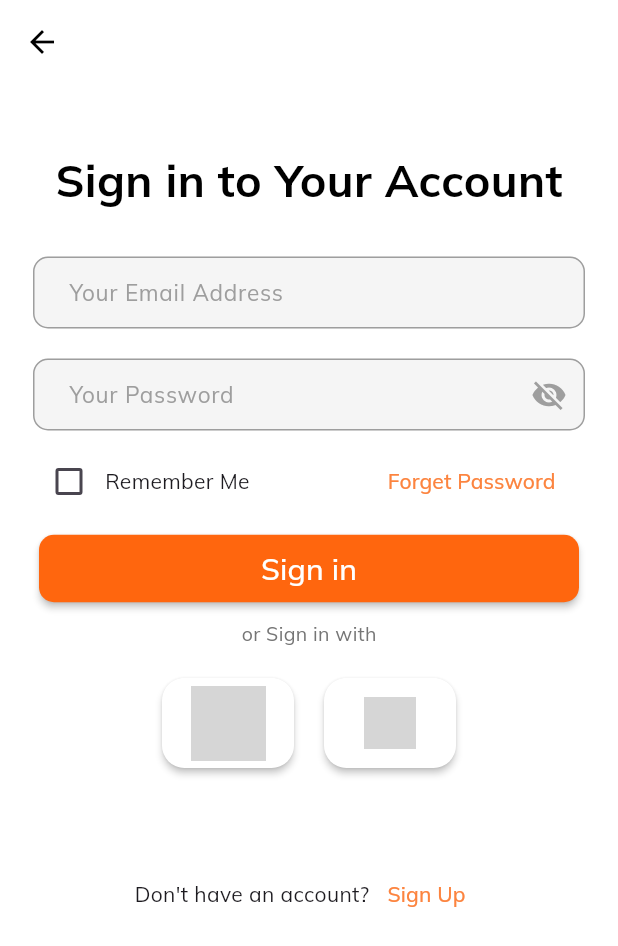
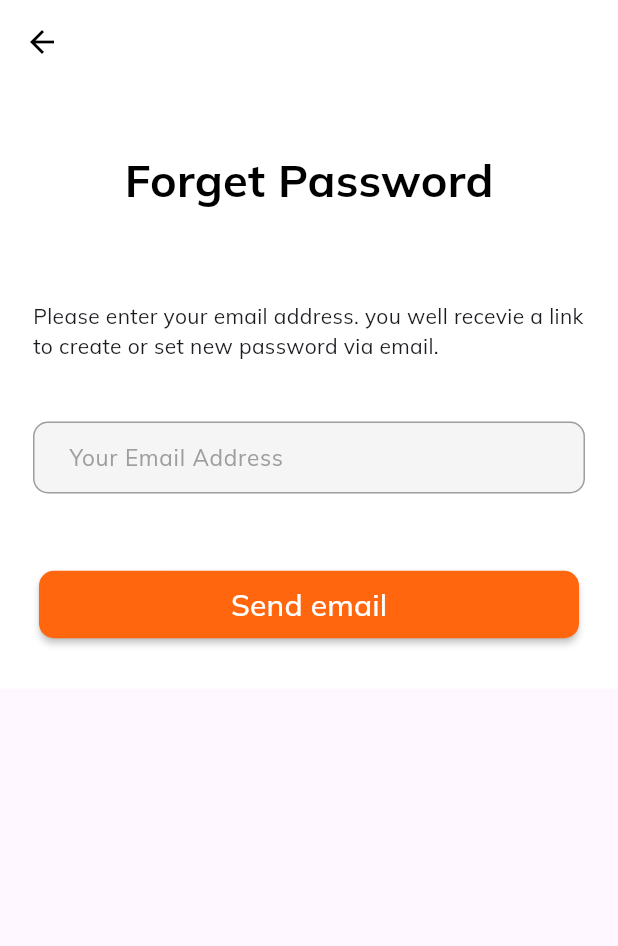
Before and after one commit to ACICT-DEPI/CAI1_AIS5_S8e-E-commerce-App, a Flutter app: the Signin screen opened directly, after a tap on "Forget Password", on a phone screen of 412 x 824 dp. Shown: the top 946 px of the screen. Run offline on Flutter 3.47's test engine with Material 3 defaults, Android fonts, the phone set to English and light mode, and no system bars; our stand-ins replace animated_splash_screen, awesome_dialog, firebase_auth, firebase_core, get, google_fonts and 5 more; accounts and stored records are empty; network calls fail; grey boxes are pictures that could not be loaded.

Commit message:
Complete forget password and Remember me(IB)

```diff
--- a/lib/provider/theme_provider.dart
+++ b/lib/provider/theme_provider.dart
@@ -4,6 +4,7 @@ import 'package:shared_preferences/shared_preferences.dart';
 
 class ThemeProvider with ChangeNotifier {
   ThemeMode _themeMode = ThemeMode.light;
+  bool isDark = false;
   SharedPreferences? _prefs;
 
   ThemeProvider() {
@@ -14,7 +15,8 @@ class ThemeProvider with ChangeNotifier {
 
   bool get isDarkMode => _themeMode == ThemeMode.dark;
 
-  void toggleTheme(bool isDark) async {
+  void toggleTheme() async {
+    isDark = !isDark;
     _themeMode = isDark ? ThemeMode.dark : ThemeMode.light;
     notifyListeners();
     await _saveThemeToPrefs(isDark);
--- /dev/null
+++ b/lib/screens/FirestScreen/forget_password.dart
@@ -0,0 +1,109 @@
+import 'package:awesome_dialog/awesome_dialog.dart';
+import 'package:e_commerce/constants/CustomButton.dart';
+import 'package:e_commerce/constants/CustomTextForm.dart';
+import 'package:e_commerce/screens/FirestScreen/signin.dart';
+import 'package:firebase_auth/firebase_auth.dart';
+import 'package:flutter/material.dart';
+
+class ForgetPassword extends StatelessWidget {
+  ForgetPassword({super.key});
+  TextEditingController email = TextEditingController();
+  GlobalKey<FormState> formState = GlobalKey<FormState>();
+
+  @override
+  Widget build(BuildContext context) {
+    return Scaffold(
+      appBar: AppBar(
+        backgroundColor: Colors.white,
+        leading: BackButton(
+          color: Colors.black,
+        ),
+      ),
+      body: Container(
+        color: Colors.white,
+        child: Padding(
+          padding: const EdgeInsets.all(22.0),
+          child: SingleChildScrollView(
+            child: Form(
+              key: formState,
+              child: Column(
+                children: [
+                  SizedBox(
+                    height: 20,
+                  ),
+                  Center(
+                    child: Text(
+                      "Forget Password",
+                      style: TextStyle(
+                          fontSize: 30,
+                          color: Colors.black,
+                          fontWeight: FontWeight.bold),
+                    ),
+                  ),
+                  SizedBox(
+                    height: 60,
+                  ),
+                  Text(
+                    "Please enter your email address. you well recevie a link to create or set new password via email.",
+                  ),
+                  SizedBox(
+                    height: 40,
+                  ),
+                  CustomTextForm(
+                    hintText: "Your Email Address",
+                    keyboardType: TextInputType.emailAddress,
+                    isPassword: false,
+                    myControler: email,
+                    validator: (val) {
+                      if (val == null || val.isEmpty) {
+                        return 'Please enter your email';
+                      }
+                      return null;
+                    },
+                  ),
+                  SizedBox(
+                    height: 50,
+                  ),
+                  CustomButton(
+                    title: "Send email",
+                    onPressed: () async {
+                      if (formState.currentState!.validate()) {
+                        try {
+                          await FirebaseAuth.instance
+                              .sendPasswordResetEmail(email: email.text);
+                          AwesomeDialog(
+                            context: context,
+                            dialogType: DialogType.success,
+                            animType: AnimType.rightSlide,
+                            title: 'send email',
+                            desc: 'please go to email to change password.',
+                          ).show();
+                          Navigator.pushReplacement(
+                              context,
+                              MaterialPageRoute(
+                                  builder: (context) => const Signin()));
+                        } catch (e) {
+                          print(e);
+                          AwesomeDialog(
+                            context: context,
+                            dialogType: DialogType.error,
+                            animType: AnimType.rightSlide,
+                            title: 'ERROR',
+                            desc: 'please enter exists email.',
+                          ).show();
+                        }
+                      }
+                    },
+                  ),
+                  SizedBox(
+                    height: 10,
+                  ),
+                ],
+              ),
+            ),
+          ),
+        ),
+      ),
+    );
+  }
+}
--- a/lib/screens/FirestScreen/signin.dart
+++ b/lib/screens/FirestScreen/signin.dart
@@ -1,4 +1,5 @@
 import 'package:awesome_dialog/awesome_dialog.dart';
+import 'package:e_commerce/screens/FirestScreen/forget_password.dart';
 import 'package:e_commerce/screens/bottom_nav_bar.dart';
 import 'package:e_commerce/screens/constans.dart';
 import 'package:firebase_auth/firebase_auth.dart';
@@ -7,6 +8,7 @@ import 'package:e_commerce/constants/CustomButton.dart';
 import 'package:e_commerce/constants/CustomTextForm.dart';
 import 'package:e_commerce/screens/FirestScreen/signup.dart';
 import 'package:google_sign_in/google_sign_in.dart';
+import 'package:shared_preferences/shared_preferences.dart';
 
 class Signin extends StatefulWidget {
   const Signin({super.key});
@@ -30,13 +32,13 @@ class _SigninState extends State<Signin> {
     }
 
     // Obtain the auth details from the request
-    final GoogleSignInAuthentication googleAuth =
+    final GoogleSignInAuthentication? googleAuth =
         await googleUser.authentication;
 
     // Create a new credential
     final credential = GoogleAuthProvider.credential(
-      accessToken: googleAuth.accessToken,
-      idToken: googleAuth.idToken,
+      accessToken: googleAuth?.accessToken,
+      idToken: googleAuth?.idToken,
     );
 
     // Once signed in, return the UserCredential
@@ -46,6 +48,29 @@ class _SigninState extends State<Signin> {
   @override
   void initState() {
     super.initState();
+    _loadUserCredentials();
+  }
+
+  // Load user credentials if "Remember Me" was checked
+  void _loadUserCredentials() async {
+    SharedPreferences prefs = await SharedPreferences.getInstance();
+    setState(() {
+      rememberMe = prefs.getBool('remember_me') ?? false;
+      if (rememberMe) {
+        email.text = prefs.getString('email') ?? '';
+        password.text = prefs.getString('password') ?? '';
+      }
+    });
+  }
+
+  // Save user credentials if "Remember Me" is checked
+  void _saveUserCredentials() async {
+    SharedPreferences prefs = await SharedPreferences.getInstance();
+    if (rememberMe) {
+      await prefs.setString('email', email.text);
+      await prefs.setString('password', password.text);
+    }
+    await prefs.setBool('remember_me', rememberMe);
   }
 
   @override
@@ -115,7 +140,7 @@ class _SigninState extends State<Signin> {
                         value: rememberMe,
                         onChanged: (value) {
                           setState(() {
-                            rememberMe = value!;
+                            rememberMe = value ?? false;
                           });
                         },
                       ),
@@ -128,7 +153,12 @@ class _SigninState extends State<Signin> {
                             style: TextStyle(
                               color: kprimaryColor2,
                             )),
-                        onPressed: () {},
+                        onPressed: () {
+                          Navigator.push(
+                              context,
+                              MaterialPageRoute(
+                                  builder: (context) => ForgetPassword()));
+                        },
                       )
                     ],
                   ),
@@ -139,6 +169,7 @@ class _SigninState extends State<Signin> {
                     title: "Sign in",
                     onPressed: () async {
                       if (formState.currentState!.validate()) {
+                        _saveUserCredentials();
                         // ScaffoldMessenger.of(context).showSnackBar(
                         //   SnackBar(content: Text('Form is valid')),
                         // );
@@ -150,7 +181,8 @@ class _SigninState extends State<Signin> {
                             Navigator.pushReplacement(
                                 context,
                                 MaterialPageRoute(
-                                    builder: (context) => const BottomNavBar()));
+                                    builder: (context) =>
+                                        const BottomNavBar()));
                           } else {
                             AwesomeDialog(
                               context: context,
@@ -254,6 +286,7 @@ class _SigninState extends State<Signin> {
                       ),
                       TextButton(
                           onPressed: () {
+                            _saveUserCredentials();
                             Navigator.push(
                                 context,
                                 MaterialPageRoute(
```
Also changed, not shown: lib/screens/Home/HomeScreen.dart (+7 -9 lines).
